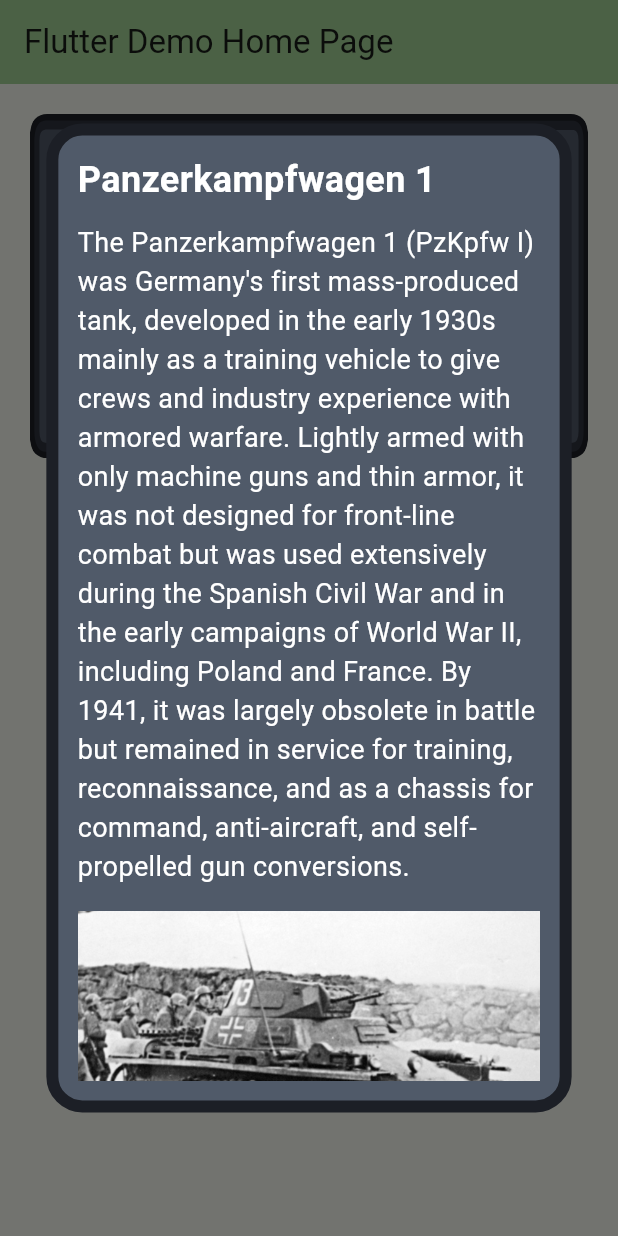
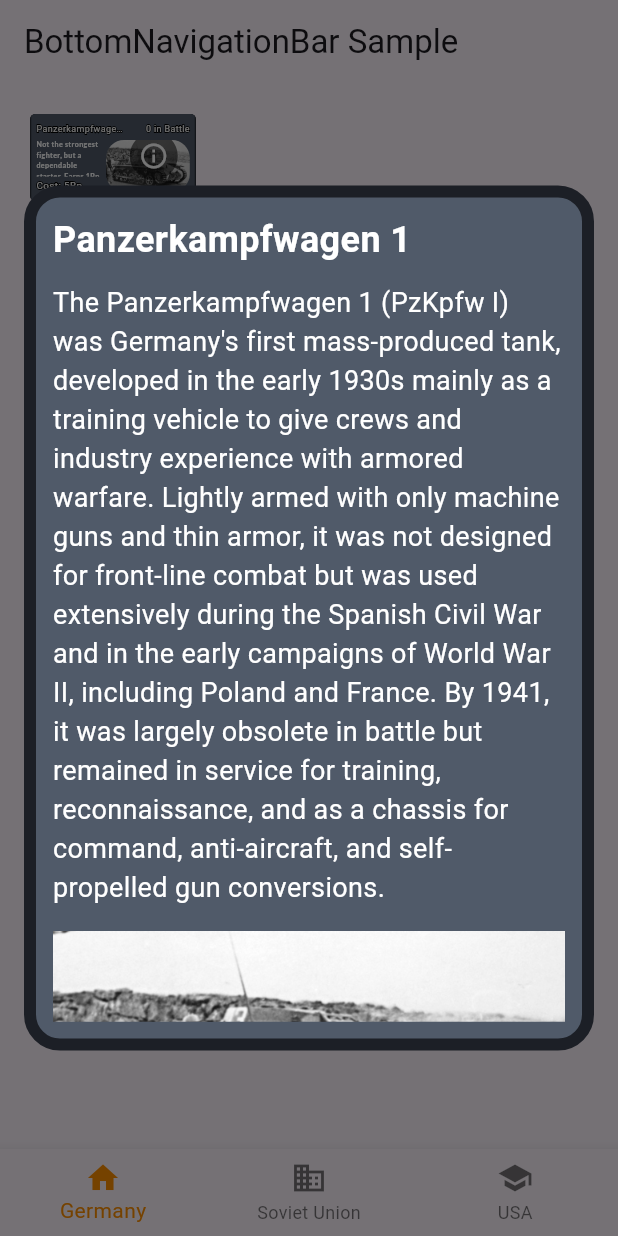
Before and after one commit to esdevries/TankTycoon, a Flutter app: the screen it shows after launch, after a tap on the "info outline" icon, on a phone screen of 412 x 824 dp. Run offline on Flutter 3.47's test engine with Material 3 defaults, Android fonts, the phone set to English and light mode, and no system bars; our stand-ins replace flutter_svg, get_it, google_fonts.

Commit message:
Add bottom navigation and refactoring

```diff
--- a/lib/data/nations.dart
+++ b/lib/data/nations.dart
@@ -1,5 +1,5 @@
 import 'package:flutter/material.dart';
 
-final Map<String, List<Color>> allNations = {
+final Map<String, List<Color>> nationColors = {
   'Germany': [Color(0xFF1C1F26), Color(0xFF2E323D), Color(0xFF505A69)],
 };
--- a/lib/main.dart
+++ b/lib/main.dart
@@ -1,82 +1,20 @@
+import 'package:app/models/player.dart';
+import 'package:app/screens/nation.dart';
 import 'package:flutter/material.dart';
-import 'data/vehicles.dart';
-import 'widgets/card.dart';
+import 'package:get_it/get_it.dart';
+
+final getIt = GetIt.instance;
 
 void main() {
+  getIt.registerSingleton<Player>(Player());
   runApp(const MyApp());
 }
 
 class MyApp extends StatelessWidget {
   const MyApp({super.key});
 
-  // This widget is the root of your application.
   @override
   Widget build(BuildContext context) {
-    return MaterialApp(
-      title: 'Flutter Demo',
-      theme: ThemeData(
-        // This is the theme of your application.
-        //
-        // TRY THIS: Try running your application with "flutter run". You'll see
-        // the application has a purple toolbar. Then, without quitting the app,
-        // try changing the seedColor in the colorScheme below to Colors.green
-        // and then invoke "hot reload" (save your changes or press the "hot
-        // reload" button in a Flutter-supported IDE, or press "r" if you used
-        // the command line to start the app).
-        //
-        // Notice that the counter didn't reset back to zero; the application
-        // state is not lost during the reload. To reset the state, use hot
-        // restart instead.
-        //
-        // This works for code too, not just values: Most code changes can be
-        // tested with just a hot reload.
-        colorScheme: ColorScheme.fromSeed(
-          seedColor: const Color.fromARGB(255, 18, 175, 31),
-        ),
-      ),
-      home: const MyHomePage(title: 'Flutter Demo Home Page'),
-    );
+    return MaterialApp(title: 'Flutter Demo', home: const Nation());
   }
 }
-
-class MyHomePage extends StatelessWidget {
-  const MyHomePage({super.key, required this.title});
-
-  final String title;
-
-  @override
-  Widget build(BuildContext context) {
-    return Scaffold(
-      appBar: AppBar(
-        backgroundColor: Theme.of(context).colorScheme.inversePrimary,
-        title: Text(title),
-      ),
-
-      body: LayoutBuilder(
-        builder: (context, constraints) {
-          final isWide = constraints.maxWidth > 1000;
-
-          final allVehiclesList = allVehicles.values
-              .expand((typeMap) => typeMap.values)
-              .expand((vehicleList) => vehicleList)
-              .toList();
-
-          return GridView.builder(
-            padding: const EdgeInsets.all(16),
-            gridDelegate: SliverGridDelegateWithFixedCrossAxisCount(
-              crossAxisCount: isWide ? 3 : 1,
-              mainAxisSpacing: 16,
-              crossAxisSpacing: 16,
-              childAspectRatio: 1.6,
-            ),
-            itemCount: isWide ? 9 : allVehiclesList.length,
-            itemBuilder: (context, index) {
-              final vehicle = allVehiclesList[index % allVehiclesList.length];
-              return VehicleCard(vehicle: vehicle);
-            },
-          );
-        },
-      ),
-    );
-  }
-}
--- a/lib/models/player.dart
+++ b/lib/models/player.dart
@@ -3,13 +3,15 @@ import 'package:app/models/vehicle.dart';
 class Player {
   int battlePoints;
   int prestigeLevel;
+  Map<String, int> vehicleProgression;
   double multiplier;
 
   Player({
     this.battlePoints = 5,
     this.prestigeLevel = 0,
     this.multiplier = 1.0,
-  });
+    Map<String, int>? vehicleProgression,
+  }) : vehicleProgression = vehicleProgression ?? {};
 
   bool spendBattlePoints(int amount) {
     if (battlePoints >= amount) {
@@ -27,9 +29,6 @@ class Player {
     battlePoints = 5;
     prestigeLevel++;
     multiplier *= newMultiplier;
-
-    for (var vehicle in vehicles) {
-      vehicle.prestige();
-    }
+    vehicleProgression = {};
   }
 }
--- a/lib/models/vehicle.dart
+++ b/lib/models/vehicle.dart
@@ -1,5 +1,3 @@
-import 'dart:math';
-
 class Vehicle {
   final String name;
   final String gameInfo;
@@ -7,7 +5,6 @@ class Vehicle {
   final String generalDescription;
   final int basePrice;
   final List<String> imagePaths;
-  int playerAmount;
 
   Vehicle({
     required this.name,
@@ -16,18 +13,5 @@ class Vehicle {
     required this.generalDescription,
     required this.basePrice,
     required this.imagePaths,
-    this.playerAmount = 0,
   });
-
-  int get currentPrice {
-    return (basePrice * pow(1.15, playerAmount).toDouble()).toInt();
-  }
-
-  void buy() {
-    playerAmount++;
-  }
-
-  void prestige() {
-    playerAmount = 0;
-  }
 }
--- /dev/null
+++ b/lib/screens/nation.dart
@@ -0,0 +1,69 @@
+import 'package:app/widgets/tree.dart';
+import 'package:flutter/material.dart';
+
+class NationScope extends InheritedWidget {
+  final String currentNation;
+
+  const NationScope({
+    required this.currentNation,
+    required super.child,
+    super.key,
+  });
+
+  static NationScope of(BuildContext context) {
+    final scope = context.dependOnInheritedWidgetOfExactType<NationScope>();
+    assert(scope != null, 'No NationScope found in context');
+    return scope!;
+  }
+
+  @override
+  bool updateShouldNotify(NationScope oldWidget) =>
+      oldWidget.currentNation != currentNation;
+}
+
+class Nation extends StatefulWidget {
+  const Nation({super.key});
+
+  @override
+  State<Nation> createState() => _NationState();
+}
+
+class _NationState extends State<Nation> {
+  int _selectedIndex = 0;
+
+  static const List<String> _nationOptions = [
+    'Germany',
+    'Soviet Union',
+    'United States',
+  ];
+
+  void _onItemTapped(int index) {
+    setState(() {
+      _selectedIndex = index;
+    });
+  }
+
+  @override
+  Widget build(BuildContext context) {
+    return Scaffold(
+      appBar: AppBar(title: const Text('BottomNavigationBar Sample')),
+      body: NationScope(
+        currentNation: _nationOptions[_selectedIndex],
+        child: const Padding(padding: EdgeInsets.all(16), child: VehicleTree()),
+      ),
+      bottomNavigationBar: BottomNavigationBar(
+        items: const [
+          BottomNavigationBarItem(icon: Icon(Icons.home), label: 'Germany'),
+          BottomNavigationBarItem(
+            icon: Icon(Icons.business),
+            label: 'Soviet Union',
+          ),
+          BottomNavigationBarItem(icon: Icon(Icons.school), label: 'USA'),
+        ],
+        currentIndex: _selectedIndex,
+        selectedItemColor: Colors.amber[800],
+        onTap: _onItemTapped,
+      ),
+    );
+  }
+}
--- /dev/null
+++ b/lib/util/calculations.dart
@@ -0,0 +1,5 @@
+import 'dart:math';
+
+int calculateCurrentPrice(int basePrice, int amountOwned) {
+  return (basePrice * pow(1.15, amountOwned)).toInt();
+}
--- a/lib/widgets/card.dart
+++ b/lib/widgets/card.dart
@@ -1,4 +1,9 @@
+import 'package:app/data/nations.dart';
+import 'package:app/main.dart';
+import 'package:app/models/player.dart';
 import 'package:app/models/vehicle.dart';
+import 'package:app/screens/nation.dart';
+import 'package:app/util/calculations.dart';
 import 'package:app/util/text.dart';
 import 'package:app/widgets/info.dart';
 import 'package:flutter/material.dart';
@@ -7,15 +12,19 @@ import 'package:app/util/tile.dart';
 
 class VehicleCard extends StatelessWidget {
   final Vehicle vehicle;
-  const VehicleCard({super.key, required this.vehicle});
+  VehicleCard({super.key, required this.vehicle});
+  final player = getIt<Player>();
 
   @override
   Widget build(BuildContext context) {
     return LayoutBuilder(
       builder: (context, constraints) {
         final cardWidth = constraints.maxWidth;
+        final currentNation = NationScope.of(context).currentNation;
 
-        return Card(
+        return AspectRatio(
+          aspectRatio: 1.8,
+          child: Card(
             shape: RoundedRectangleBorder(
               borderRadius: BorderRadius.circular(cardWidth * 0.03),
             ),
@@ -25,11 +34,7 @@ class VehicleCard extends StatelessWidget {
               children: [
                 Positioned.fill(
                   child: buildTileBackground(
-                  colors: [
-                    Color(0xFF1C1F26),
-                    Color(0xFF2E323D),
-                    Color(0xFF505A69),
-                  ],
+                    colors: nationColors[currentNation]!,
                   ),
                 ),
 
@@ -64,7 +69,7 @@ class VehicleCard extends StatelessWidget {
                                   child: Align(
                                     alignment: Alignment.centerRight,
                                     child: outlinedText(
-                                    '${vehicle.playerAmount} in Battle',
+                                      '${player.vehicleProgression[vehicle.name] ?? 0} in Battle',
                                       context,
                                       multiplier: 1.5,
                                     ),
@@ -104,7 +109,7 @@ class VehicleCard extends StatelessWidget {
                                         ),
                                         SizedBox(height: cardWidth * 0.01),
                                         outlinedText(
-                                        'Cost: ${vehicle.currentPrice}Bp',
+                                          'Cost: ${calculateCurrentPrice(vehicle.basePrice, player.vehicleProgression[vehicle.name] ?? 0)}Bp',
                                           context,
                                           multiplier: 1.5,
                                         ),
@@ -178,6 +183,7 @@ class VehicleCard extends StatelessWidget {
                 ),
               ],
             ),
+          ),
         );
       },
     );
--- a/lib/widgets/info.dart
+++ b/lib/widgets/info.dart
@@ -1,3 +1,5 @@
+import 'package:app/data/nations.dart';
+import 'package:app/screens/nation.dart';
 import 'package:flutter/material.dart';
 
 class VehicleInfoIcon extends StatelessWidget {
@@ -14,6 +16,8 @@ class VehicleInfoIcon extends StatelessWidget {
 
   @override
   Widget build(BuildContext context) {
+    final currentNation = NationScope.of(context).currentNation;
+
     return Positioned(
       bottom: 8,
       right: 8,
@@ -33,14 +37,14 @@ class VehicleInfoIcon extends StatelessWidget {
                   backgroundColor: Colors.transparent,
                   child: ConstrainedBox(
                     constraints: BoxConstraints(
-                      maxHeight: screenSize.height * 0.8,
-                      maxWidth: screenSize.width * 0.85,
+                      maxHeight: screenSize.height * 0.7,
+                      maxWidth: screenSize.height * 0.8,
                     ),
                     child: Container(
                       decoration: BoxDecoration(
-                        color: const Color(0xFF505A69),
+                        color: nationColors[currentNation]!.last,
                         border: Border.all(
-                          color: const Color(0xFF1C1F26),
+                          color: nationColors[currentNation]!.first,
                           width: 8,
                         ),
                         borderRadius: BorderRadius.circular(24),
--- /dev/null
+++ b/lib/widgets/tree.dart
@@ -0,0 +1,49 @@
+import 'package:app/data/vehicles.dart';
+import 'package:app/models/vehicle.dart';
+import 'package:app/screens/nation.dart';
+import 'package:app/widgets/card.dart';
+import 'package:flutter/material.dart';
+
+class VehicleTree extends StatelessWidget {
+  const VehicleTree({super.key});
+
+  @override
+  Widget build(BuildContext context) {
+    final currentNation = NationScope.of(context).currentNation;
+    final vehicles = allVehicles[currentNation] ?? {};
+
+    return SingleChildScrollView(
+      child: Column(
+        crossAxisAlignment: CrossAxisAlignment.start,
+        children: [
+          Row(
+            crossAxisAlignment: CrossAxisAlignment.start,
+            children: [
+              Flexible(child: _buildVehicleColumn("Tank", vehicles["Tank"])),
+              const SizedBox(width: 12),
+              Flexible(child: _buildVehicleColumn("Plane", vehicles["Plane"])),
+              const SizedBox(width: 12),
+              Flexible(child: _buildVehicleColumn("Ship", vehicles["Ship"])),
+            ],
+          ),
+        ],
+      ),
+    );
+  }
+}
+
+Widget _buildVehicleColumn(String title, List<Vehicle>? list) {
+  if (list == null || list.isEmpty) {
+    return const SizedBox();
+  }
+
+  return Column(
+    crossAxisAlignment: CrossAxisAlignment.start,
+    children: [
+      for (final vehicle in list) ...[
+        VehicleCard(vehicle: vehicle),
+        const SizedBox(height: 12),
+      ],
+    ],
+  );
+}
--- a/pubspec.yaml
+++ b/pubspec.yaml
@@ -36,6 +36,7 @@ dependencies:
   cupertino_icons: ^1.0.8
   google_fonts: ^6.3.0
   flutter_svg: ^2.1.1
+  get_it: ^7.6.0
 
 dev_dependencies:
   flutter_test:
```
Also changed, not shown: pubspec.lock. Lines whose indentation alone changed are shown as unchanged.
